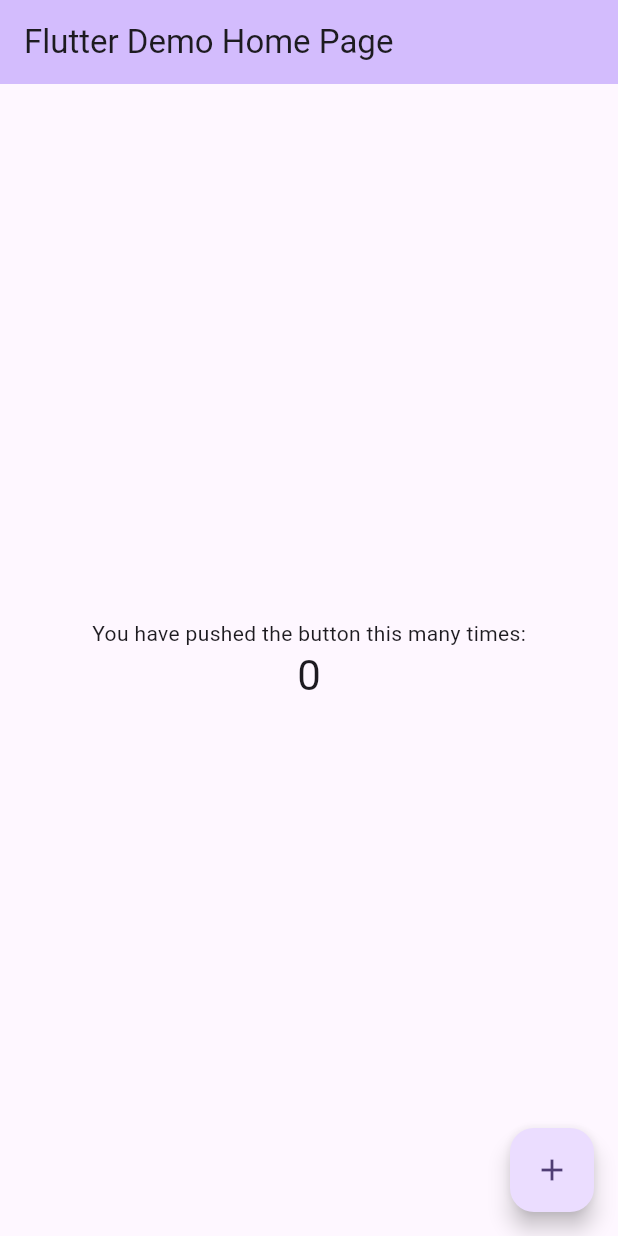
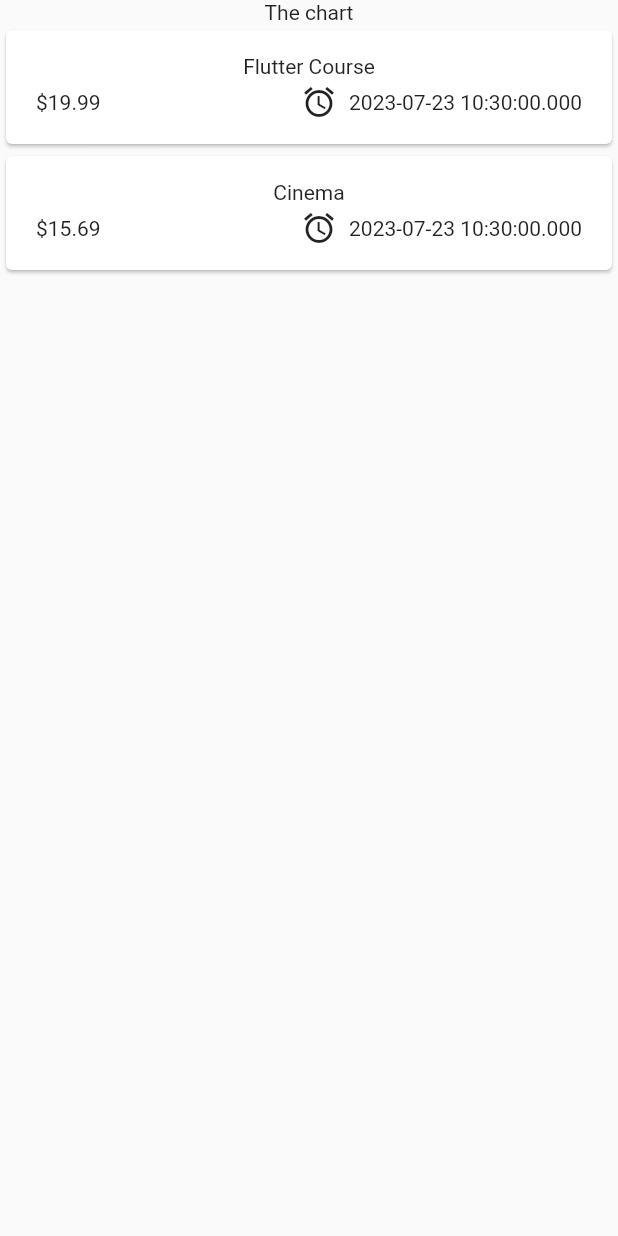
Before and after one commit to Navid-Rahman/Expense-Tracker-Flutter, a Flutter app: the screen it shows after launch, on a phone screen of 412 x 824 dp. Run offline on Flutter 3.47's test engine with Material 2 defaults, Android fonts, the phone set to English and light mode, and no system bars.

Commit message:
Expenses list and Expense UI scratch updated

```diff
--- a/lib/main.dart
+++ b/lib/main.dart
@@ -1,125 +1,15 @@
 import 'package:flutter/material.dart';
 
+import 'package:expense_tracker/widgets/expenses.dart';
+
 void main() {
-  runApp(const MyApp());
+  runApp(
+    SafeArea(
+      child: const MaterialApp(
+        // TODO: Add main widget here...,
+        debugShowCheckedModeBanner: false,
+        home: Expenses(),
+      ),
+    ),
+  );
 }
-
-class MyApp extends StatelessWidget {
-  const MyApp({super.key});
-
-  // This widget is the root of your application.
-  @override
-  Widget build(BuildContext context) {
-    return MaterialApp(
-      title: 'Flutter Demo',
-      theme: ThemeData(
-        // This is the theme of your application.
-        //
-        // TRY THIS: Try running your application with "flutter run". You'll see
-        // the application has a blue toolbar. Then, without quitting the app,
-        // try changing the seedColor in the colorScheme below to Colors.green
-        // and then invoke "hot reload" (save your changes or press the "hot
-        // reload" button in a Flutter-supported IDE, or press "r" if you used
-        // the command line to start the app).
-        //
-        // Notice that the counter didn't reset back to zero; the application
-        // state is not lost during the reload. To reset the state, use hot
-        // restart instead.
-        //
-        // This works for code too, not just values: Most code changes can be
-        // tested with just a hot reload.
-        colorScheme: ColorScheme.fromSeed(seedColor: Colors.deepPurple),
-        useMaterial3: true,
-      ),
-      home: const MyHomePage(title: 'Flutter Demo Home Page'),
-    );
-  }
-}
-
-class MyHomePage extends StatefulWidget {
-  const MyHomePage({super.key, required this.title});
-
-  // This widget is the home page of your application. It is stateful, meaning
-  // that it has a State object (defined below) that contains fields that affect
-  // how it looks.
-
-  // This class is the configuration for the state. It holds the values (in this
-  // case the title) provided by the parent (in this case the App widget) and
-  // used by the build method of the State. Fields in a Widget subclass are
-  // always marked "final".
-
-  final String title;
-
-  @override
-  State<MyHomePage> createState() => _MyHomePageState();
-}
-
-class _MyHomePageState extends State<MyHomePage> {
-  int _counter = 0;
-
-  void _incrementCounter() {
-    setState(() {
-      // This call to setState tells the Flutter framework that something has
-      // changed in this State, which causes it to rerun the build method below
-      // so that the display can reflect the updated values. If we changed
-      // _counter without calling setState(), then the build method would not be
-      // called again, and so nothing would appear to happen.
-      _counter++;
-    });
-  }
-
-  @override
-  Widget build(BuildContext context) {
-    // This method is rerun every time setState is called, for instance as done
-    // by the _incrementCounter method above.
-    //
-    // The Flutter framework has been optimized to make rerunning build methods
-    // fast, so that you can just rebuild anything that needs updating rather
-    // than having to individually change instances of widgets.
-    return Scaffold(
-      appBar: AppBar(
-        // TRY THIS: Try changing the color here to a specific color (to
-        // Colors.amber, perhaps?) and trigger a hot reload to see the AppBar
-        // change color while the other colors stay the same.
-        backgroundColor: Theme.of(context).colorScheme.inversePrimary,
-        // Here we take the value from the MyHomePage object that was created by
-        // the App.build method, and use it to set our appbar title.
-        title: Text(widget.title),
-      ),
-      body: Center(
-        // Center is a layout widget. It takes a single child and positions it
-        // in the middle of the parent.
-        child: Column(
-          // Column is also a layout widget. It takes a list of children and
-          // arranges them vertically. By default, it sizes itself to fit its
-          // children horizontally, and tries to be as tall as its parent.
-          //
-          // Column has various properties to control how it sizes itself and
-          // how it positions its children. Here we use mainAxisAlignment to
-          // center the children vertically; the main axis here is the vertical
-          // axis because Columns are vertical (the cross axis would be
-          // horizontal).
-          //
-          // TRY THIS: Invoke "debug painting" (choose the "Toggle Debug Paint"
-          // action in the IDE, or press "p" in the console), to see the
-          // wireframe for each widget.
-          mainAxisAlignment: MainAxisAlignment.center,
-          children: <Widget>[
-            const Text(
-              'You have pushed the button this many times:',
-            ),
-            Text(
-              '$_counter',
-              style: Theme.of(context).textTheme.headlineMedium,
-            ),
-          ],
-        ),
-      ),
-      floatingActionButton: FloatingActionButton(
-        onPressed: _incrementCounter,
-        tooltip: 'Increment',
-        child: const Icon(Icons.add),
-      ), // This trailing comma makes auto-formatting nicer for build methods.
-    );
-  }
-}
--- /dev/null
+++ b/lib/models/expense.dart
@@ -0,0 +1,35 @@
+// ignore_for_file: public_member_api_docs, sort_constructors_first
+
+import 'package:flutter/material.dart';
+import 'package:uuid/uuid.dart';
+
+const uuid = Uuid();
+
+enum Category {
+  food,
+  travel,
+  leisure,
+  work,
+}
+
+const categoryIcons = {
+  Category.food: Icons.dinner_dining,
+  Category.travel: Icons.flight_takeoff,
+  Category.leisure: Icons.movie_filter,
+  Category.work: Icons.work_sharp,
+};
+
+class Expense {
+  Expense({
+    required this.amount,
+    required this.category,
+    required this.date,
+    required this.title,
+  }) : id = uuid.v4();
+
+  final double amount;
+  final Category category;
+  final DateTime date;
+  final String id;
+  final String title;
+}
--- /dev/null
+++ b/lib/widgets/expenses.dart
@@ -0,0 +1,43 @@
+import 'package:expense_tracker/widgets/expenses_list/expenses_list.dart';
+import 'package:expense_tracker/models/expense.dart';
+import 'package:flutter/material.dart';
+
+class Expenses extends StatefulWidget {
+  const Expenses({super.key});
+
+  @override
+  State<Expenses> createState() => _ExpensesState();
+}
+
+class _ExpensesState extends State<Expenses> {
+  final List<Expense> _registeredExpenses = [
+    Expense(
+      amount: 19.99,
+      category: Category.work,
+      date: DateTime.now(),
+      title: 'Flutter Course',
+    ),
+    Expense(
+      amount: 15.69,
+      category: Category.leisure,
+      date: DateTime.now(),
+      title: 'Cinema',
+    ),
+  ];
+
+  @override
+  Widget build(BuildContext context) {
+    return Scaffold(
+      body: Column(
+        children: [
+          const Text('The chart'),
+          Expanded(
+            child: ExpensesList(
+              expenses: _registeredExpenses,
+            ),
+          ),
+        ],
+      ),
+    );
+  }
+}
--- /dev/null
+++ b/lib/widgets/expenses_list/expenses_item.dart
@@ -0,0 +1,46 @@
+// ignore_for_file: public_member_api_docs, sort_constructors_first
+import 'package:flutter/material.dart';
+
+import 'package:expense_tracker/models/expense.dart';
+
+class ExpenseItem extends StatelessWidget {
+  const ExpenseItem(
+    this.expense, {
+    Key? key,
+  }) : super(key: key);
+
+  final Expense expense;
+
+  @override
+  Widget build(BuildContext context) {
+    return Card(
+      child: Padding(
+        padding: const EdgeInsets.symmetric(
+          horizontal: 20,
+          vertical: 16,
+        ),
+        child: Column(
+          children: [
+            Text(expense.title),
+            const SizedBox(
+              height: 4,
+            ),
+            Row(
+              children: [
+                Text('\$${expense.amount.toStringAsFixed(2)}'),
+                const Spacer(),
+                Row(
+                  children: [
+                    const Icon(Icons.alarm),
+                    const SizedBox(width: 8),
+                    Text(expense.date.toString()),
+                  ],
+                ),
+              ],
+            ),
+          ],
+        ),
+      ),
+    );
+  }
+}
--- /dev/null
+++ b/lib/widgets/expenses_list/expenses_list.dart
@@ -0,0 +1,23 @@
+// ignore_for_file: public_member_api_docs, sort_constructors_first
+import 'package:expense_tracker/widgets/expenses_list/expenses_item.dart';
+import 'package:flutter/material.dart';
+
+import 'package:expense_tracker/models/expense.dart';
+
+class ExpensesList extends StatelessWidget {
+  const ExpensesList({
+    Key? key,
+    required this.expenses,
+  }) : super(key: key);
+
+  final List<Expense> expenses;
+
+  @override
+  Widget build(BuildContext context) {
+    return ListView.builder(
+      itemCount: expenses.length,
+      itemBuilder: (BuildContext context, int index) =>
+          ExpenseItem(expenses[index]),
+    );
+  }
+}
--- a/pubspec.yaml
+++ b/pubspec.yaml
@@ -35,6 +35,7 @@ dependencies:
   # The following adds the Cupertino Icons font to your application.
   # Use with the CupertinoIcons class for iOS style icons.
   cupertino_icons: ^1.0.2
+  uuid: ^3.0.7
 
 dev_dependencies:
   flutter_test:
```
Also changed, not shown: pubspec.lock.
